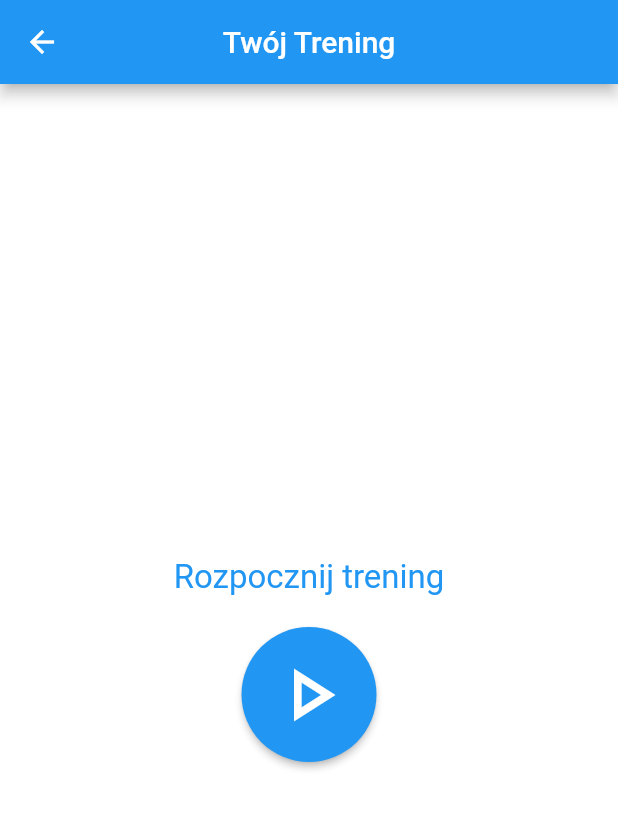
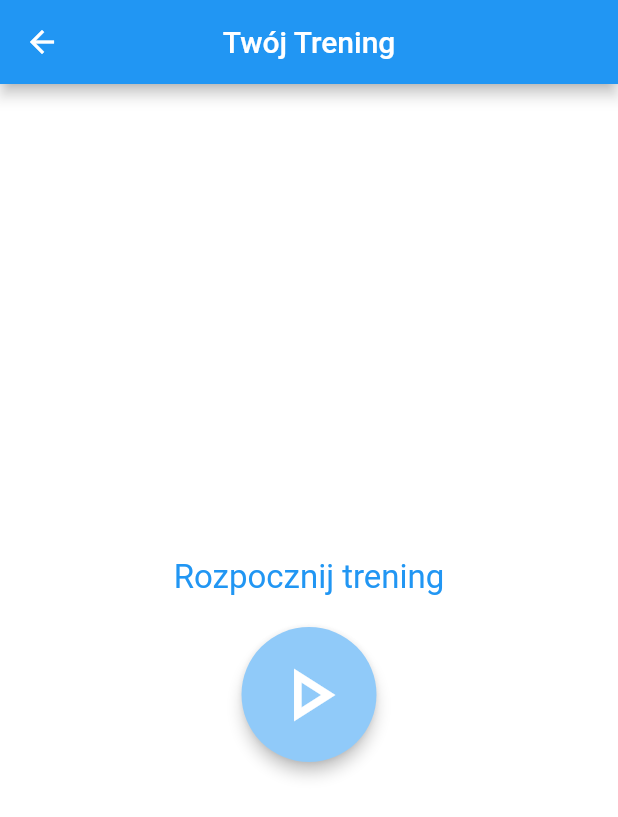
Before and after one commit to mecinas/KalSpal, a Flutter app: the WorkoutPage screen opened directly with empty values, on a phone screen of 412 x 824 dp. Shown: the top 817 px of the screen. Run offline on Flutter 3.47's test engine with Material 2 defaults, Android fonts, the phone set to English and light mode, and no system bars; our stand-ins replace flutter_dotenv, flutter_secure_storage, location; missing offline and left inert: flutter_appauth, gpx; accounts and stored records are empty.

Commit message:
Refactor code and fix bugs

```diff
--- a/mobile-app/kalspal/lib/main.dart
+++ b/mobile-app/kalspal/lib/main.dart
@@ -38,11 +38,6 @@
             color: SECONDARY_COLOR,
           ),
         ),
-        /* fontFamily: 'Poppins', */
-        /* floatingActionButtonTheme: FloatingActionButtonThemeData(
-          elevation: 0,
-          foregroundColor: PRIMARY_COLOR,
-        ), */
       ),
       debugShowCheckedModeBanner: false,
     );
--- a/mobile-app/kalspal/lib/managers/api_manager.dart
+++ b/mobile-app/kalspal/lib/managers/api_manager.dart
@@ -5,9 +5,9 @@
 
 class ApiManager {
   final String API_URL = DotEnv.env['API_URL'];
-  static const Map<String, String> ENDPOINTS = {
-    'CHECK_USER': '/api/user/check/registration',
-    'ADD_WORKOUT': '/api/workout/'
+  final Map<String, String> ENDPOINTS = {
+    'CHECK_USER': DotEnv.env['CHECK_IF_USER_IS_REGISTERED_ENDPOINT'],
+    'ADD_WORKOUT': DotEnv.env['ADD_WORKOUT_ENDPOINT']
   };
 
   Future<bool> checkIfUserExistsInDb(String accessToken) async {
@@ -15,6 +15,7 @@
     var headers = <String, String>{'Authorization': 'Bearer $accessToken'};
 
     final response = await http.get(url, headers: headers);
+    print("Response Status : " + response.statusCode.toString());
     if (response.statusCode == 200) return true;
     return false;
   }
@@ -23,17 +24,12 @@
     String url = API_URL + ENDPOINTS['ADD_WORKOUT'];
     var headers = <String, String>{
       'Authorization': 'Bearer $accessToken',
-      'Content-Type': 'application/json; charset=UTF-8'
+      'Content-Type': 'application/json'
     };
-    var body = jsonEncode(<String, String>{
-      'workout': "$workout",
-    });
-    print("Body = " + body.toString());
+    var body = jsonEncode(<String, String>{'workout': "$workout"});
 
     final response = await http.post(url, headers: headers, body: body);
-    if (response.statusCode == 201)
-      return true;
-    else
-      return false;
+    if (response.statusCode == 201) return true;
+    return false;
   }
 }
--- a/mobile-app/kalspal/lib/models/screen_arguments.dart
+++ b/mobile-app/kalspal/lib/models/screen_arguments.dart
@@ -1,5 +1,5 @@
 class ScreenArguments {
-  final String workoutType, accessToken;
+  final String accessToken, workoutType;
 
-  ScreenArguments(this.workoutType, this.accessToken);
+  ScreenArguments({this.accessToken, this.workoutType});
 }
--- a/mobile-app/kalspal/lib/widgets/circle_button.dart
+++ b/mobile-app/kalspal/lib/widgets/circle_button.dart
@@ -2,18 +2,19 @@
 
 class CircleButton extends StatelessWidget {
   final IconData icon;
-  final Color iconColor, buttonColor;
+  final Color iconColor, backgroundColor;
+  final double iconSize, padding, elevation;
   final Function onPressed;
-  final double iconSize, paddingSize;
 
   CircleButton({
     Key key,
     this.icon,
     this.iconColor,
-    this.buttonColor,
+    this.backgroundColor,
     this.onPressed,
     this.iconSize = 60.0,
-    this.paddingSize = 15.0,
+    this.padding = 15.0,
+    this.elevation = 4.0,
   }) : super(key: key);
 
   @override
@@ -24,9 +25,9 @@
         size: iconSize,
         color: iconColor,
       ),
-      fillColor: buttonColor,
-      elevation: 2.0,
-      padding: EdgeInsets.all(paddingSize),
+      fillColor: backgroundColor,
+      padding: EdgeInsets.all(padding),
+      elevation: elevation,
       shape: CircleBorder(),
       onPressed: onPressed,
     );
--- a/mobile-app/kalspal/lib/widgets/login.dart
+++ b/mobile-app/kalspal/lib/widgets/login.dart
@@ -20,9 +20,7 @@
         const SizedBox(height: 150),
         FlatButton(
           padding: EdgeInsets.symmetric(vertical: 15, horizontal: 70),
-          onPressed: () async {
-            await loginAction();
-          },
+          onPressed: () => loginAction(),
           child: Text(
             "Zaloguj się",
             style:
```
Also changed, not shown: mobile-app/kalspal/lib/pages/login_page.dart (+7 -14 lines), mobile-app/kalspal/lib/pages/workout_page.dart (+51 -55 lines), mobile-app/kalspal/lib/widgets/double_buttons_section.dart (renamed from mobile-app/kalspal/lib/widgets/buttons_section.dart, +7 -7 lines), mobile-app/kalspal/lib/widgets/profile.dart (+20 -10 lines).
